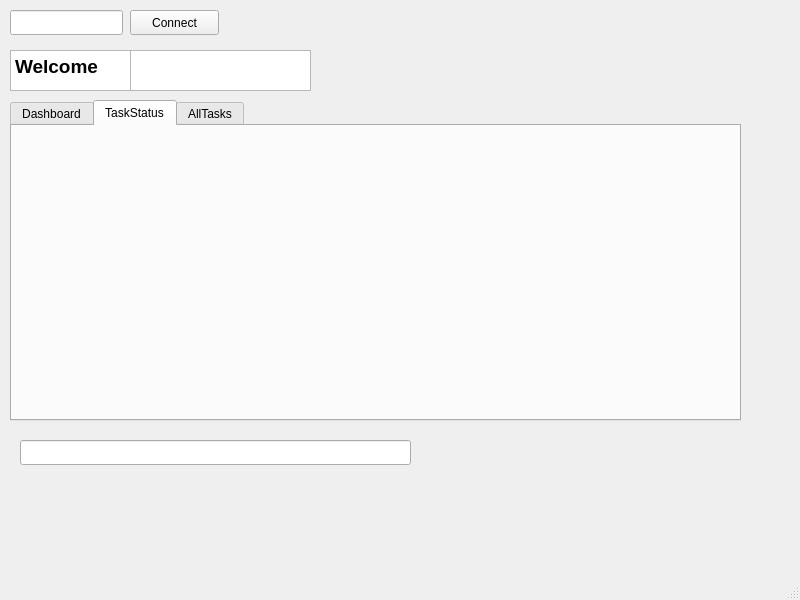
The window that mainwindow.ui (AbdelhafidhMili/TasksManager) describes before a commit, drawn with Qt 5.
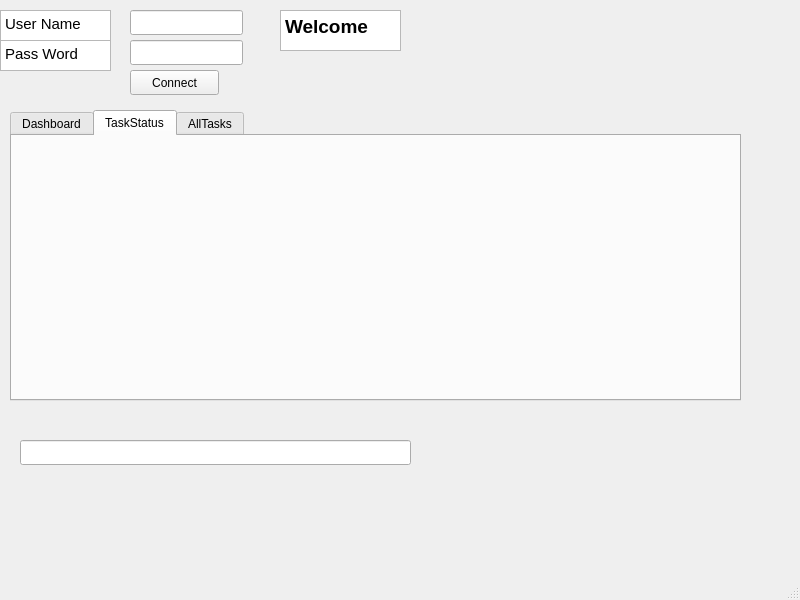
The same window after the commit. The open tabs and pages were chosen to show the change.

```diff
--- a/mainwindow.ui
+++ b/mainwindow.ui
@@ -18,7 +18,7 @@
     <property name="geometry">
      <rect>
       <x>130</x>
-      <y>10</y>
+      <y>70</y>
       <width>89</width>
       <height>25</height>
      </rect>
@@ -30,7 +30,7 @@
    <widget class="QLineEdit" name="lineEditUser">
     <property name="geometry">
      <rect>
-      <x>10</x>
+      <x>130</x>
       <y>10</y>
       <width>113</width>
       <height>25</height>
@@ -51,9 +51,9 @@
     <property name="geometry">
      <rect>
       <x>10</x>
-      <y>100</y>
+      <y>110</y>
       <width>731</width>
-      <height>321</height>
+      <height>291</height>
      </rect>
     </property>
     <property name="currentIndex">
@@ -91,8 +91,8 @@
    <widget class="QTextEdit" name="teWelcome">
     <property name="geometry">
      <rect>
-      <x>10</x>
-      <y>50</y>
+      <x>280</x>
+      <y>10</y>
       <width>121</width>
       <height>41</height>
      </rect>
@@ -108,13 +108,47 @@
    <widget class="QTextEdit" name="textEdit">
     <property name="geometry">
      <rect>
+      <x>0</x>
+      <y>10</y>
+      <width>111</width>
+      <height>31</height>
+     </rect>
+    </property>
+    <property name="html">
+     <string>&lt;!DOCTYPE HTML PUBLIC &quot;-//W3C//DTD HTML 4.0//EN&quot; &quot;http://www.w3.org/TR/REC-html40/strict.dtd&quot;&gt;
+&lt;html&gt;&lt;head&gt;&lt;meta name=&quot;qrichtext&quot; content=&quot;1&quot; /&gt;&lt;style type=&quot;text/css&quot;&gt;
+p, li { white-space: pre-wrap; }
+&lt;/style&gt;&lt;/head&gt;&lt;body style=&quot; font-family:'Ubuntu'; font-size:11pt; font-weight:400; font-style:normal;&quot;&gt;
+&lt;p style=&quot; margin-top:0px; margin-bottom:0px; margin-left:0px; margin-right:0px; -qt-block-indent:0; text-indent:0px;&quot;&gt;User Name&lt;/p&gt;&lt;/body&gt;&lt;/html&gt;</string>
+    </property>
+   </widget>
+   <widget class="QLineEdit" name="lineEditPassWord">
+    <property name="geometry">
+     <rect>
       <x>130</x>
-      <y>50</y>
-      <width>181</width>
-      <height>41</height>
+      <y>40</y>
+      <width>113</width>
+      <height>25</height>
      </rect>
     </property>
    </widget>
+   <widget class="QTextEdit" name="textEdit_2">
+    <property name="geometry">
+     <rect>
+      <x>0</x>
+      <y>40</y>
+      <width>111</width>
+      <height>31</height>
+     </rect>
+    </property>
+    <property name="html">
+     <string>&lt;!DOCTYPE HTML PUBLIC &quot;-//W3C//DTD HTML 4.0//EN&quot; &quot;http://www.w3.org/TR/REC-html40/strict.dtd&quot;&gt;
+&lt;html&gt;&lt;head&gt;&lt;meta name=&quot;qrichtext&quot; content=&quot;1&quot; /&gt;&lt;style type=&quot;text/css&quot;&gt;
+p, li { white-space: pre-wrap; }
+&lt;/style&gt;&lt;/head&gt;&lt;body style=&quot; font-family:'Ubuntu'; font-size:11pt; font-weight:400; font-style:normal;&quot;&gt;
+&lt;p style=&quot; margin-top:0px; margin-bottom:0px; margin-left:0px; margin-right:0px; -qt-block-indent:0; text-indent:0px;&quot;&gt;Pass Word&lt;/p&gt;&lt;/body&gt;&lt;/html&gt;</string>
+    </property>
+   </widget>
   </widget>
   <widget class="QMenuBar" name="menubar">
    <property name="geometry">
```
Left out of the diff: 2 changed lines with no effect on the pictures.
